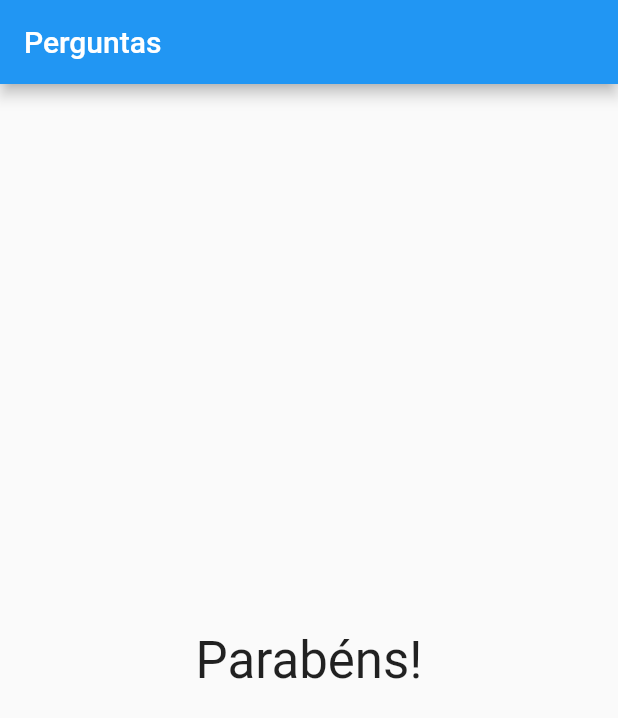
After one commit to leogregorio/projeto_perguntas, a Flutter app: the screen it shows after launch, after a tap on "Verde", after a tap on "Cachorro", after a tap on "Golf", on a phone screen of 412 x 824 dp. The commit adds this screen. Shown: the top 718 px of the screen. Run offline on Flutter 3.47's test engine with Material 2 defaults, Android fonts, the phone set to English and light mode, and no system bars.

Commit message:
widget resultado

```diff
--- a/lib/main.dart
+++ b/lib/main.dart
@@ -3,6 +3,7 @@
 import 'package:flutter/material.dart';
 import 'questao.dart';
 import 'resposta.dart';
+import 'resultado.dart';
 
 void main() =>  runApp(PerguntaApp());
 
@@ -61,12 +62,7 @@ class _PerguntaAppState extends State<PerguntaApp> {
           ],
         )
         :
-        Center(
-              child: Text(
-                "Parabéns!",
-                style: TextStyle(fontSize: 34),
-                textAlign: TextAlign.center,),
-        ),
+        Resultado(),
       ),
     );
   }
--- /dev/null
+++ b/lib/resultado.dart
@@ -0,0 +1,14 @@
+import 'package:flutter/cupertino.dart';
+import 'package:flutter/material.dart' ;
+class Resultado extends StatelessWidget {
+
+  @override
+  Widget build(BuildContext context) {
+    return Center(
+              child: Text(
+                "Parabéns!",
+                style: TextStyle(fontSize: 34),
+                textAlign: TextAlign.center,),
+        );
+  }
+}
```
Also changed, not shown: lib/questionario.dart (added, +15 -0 lines), 1 other file.
